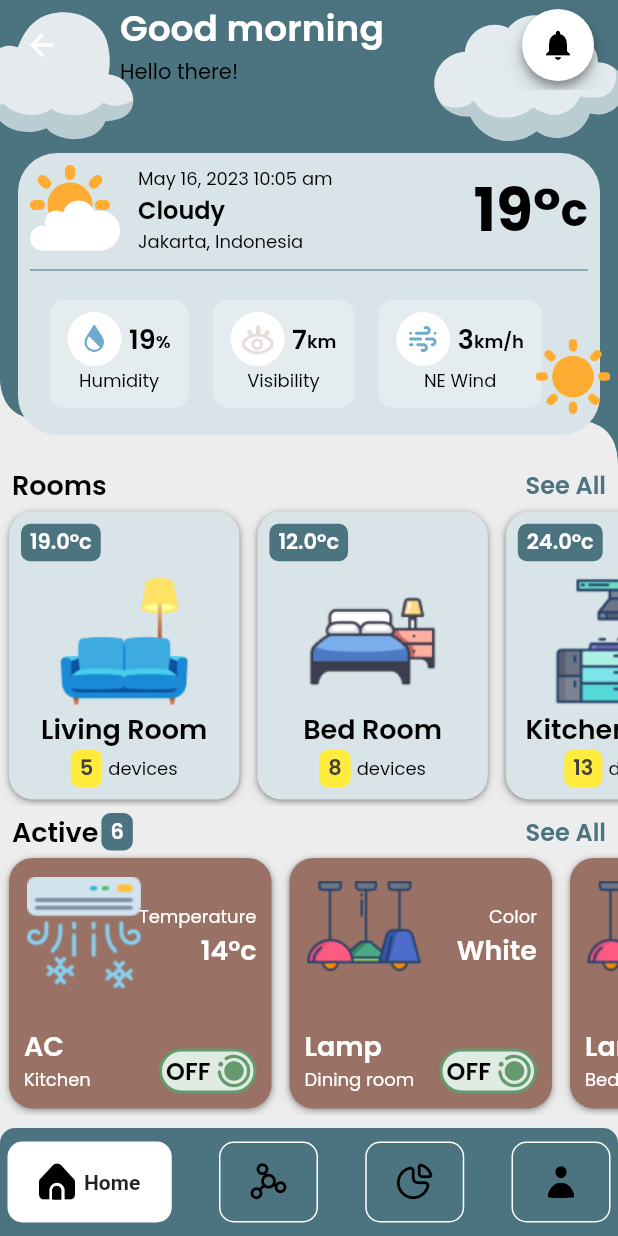
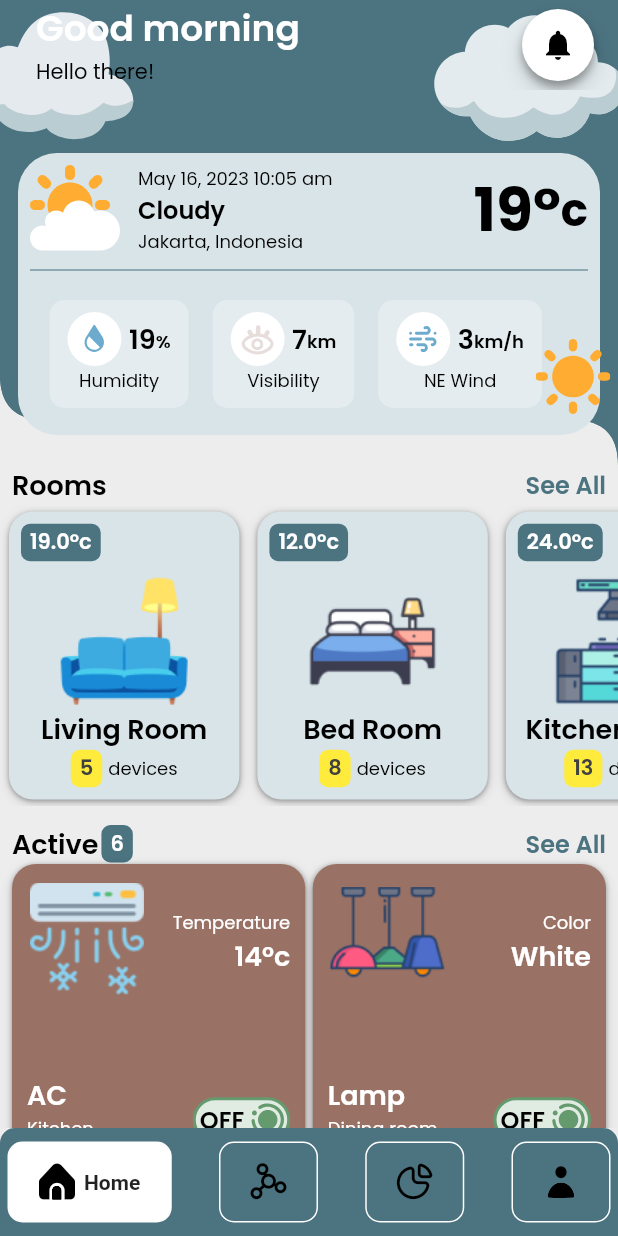
Before and after one commit to shakibhoseen/innovainfosys, a Flutter app: the ParentScreen screen opened by its route, on a phone screen of 412 x 824 dp. Run offline on Flutter 3.47's test engine with Material 2 defaults, Android fonts, the light colour scheme and no system bars; drawn by our look-alikes of google_nav_bar; our stand-ins replace another_flushbar, blur, flutter_svg, fluttertoast, google_fonts, syncfusion_flutter_charts.

Commit message:
all is done

```diff
--- a/lib/res/design/homepage/home_middle.dart
+++ b/lib/res/design/homepage/home_middle.dart
@@ -130,10 +130,12 @@ final List<DeviceActiveModel> deviceActiveItems = [
       "12$degreeCentiGrade", false),
 ];
 
-List<Widget> homePageActiveDesign(BuildContext context) {
-  return [
+Widget homePageActiveDesign(BuildContext context) {
+  return Column(
+    children: [
+
         Padding(
-      padding: const EdgeInsets.only(top: 4, left: 8, right: 8),
+          padding: const EdgeInsets.only(top: 12, left: 8, right: 8),
           child: Row(
             mainAxisAlignment: MainAxisAlignment.spaceBetween,
             children: [
@@ -162,25 +164,27 @@ List<Widget> homePageActiveDesign(BuildContext context) {
           ),
         ),
 
-    SizedBox(
-      height: 175,
-      child: ListView.builder(
-        itemCount: roomItems.length,
+      Padding(
+        padding: const EdgeInsets.symmetric( horizontal: 8.0),
+        child: GridView.builder(
           shrinkWrap: true,
-        scrollDirection: Axis.horizontal,
+          physics: const NeverScrollableScrollPhysics(),
+          itemCount: deviceActiveItems.length,
+          gridDelegate: const SliverGridDelegateWithFixedCrossAxisCount(
+            crossAxisCount: 2,
+            crossAxisSpacing: 5,
+            mainAxisSpacing: 5,
+          ),
           itemBuilder: (context, index) {
-          return Padding(
-            padding: const EdgeInsets.symmetric(horizontal: 6.0, vertical: 4),
-            child: GestureDetector(
-              onTap: (){
+            return GestureDetector( onTap: (){
               Navigator.pushNamed(context, RoutesName.lampScreen);
-              },
-                child: homeActiveItemDesign(deviceActiveItems[index])),
-          );
+            }, child: homeActiveItemDesign(deviceActiveItems[index]));
           },
         ),
       ),
-  ];
+
+    ],
+  );
 }
 
 Widget homeActiveItemDesign(DeviceActiveModel activeModel) {
--- a/lib/utils/route/routes.dart
+++ b/lib/utils/route/routes.dart
@@ -1,7 +1,6 @@
 import 'package:flutter/material.dart';
 import 'package:small_home_application/utils/route/routes_name.dart';
 import 'package:small_home_application/view/device_active_screen.dart';
-import 'package:small_home_application/view/home_screen.dart';
 import 'package:small_home_application/view/lamp_screen.dart';
 import 'package:small_home_application/view/living_room_screen.dart';
 import 'package:small_home_application/view/parent_screen.dart';
@@ -12,8 +11,6 @@ import 'package:small_home_application/view/splash_screen.dart';
 class Routes {
   static MaterialPageRoute genarateRoute(RouteSettings settings) {
     switch (settings.name) {
-      case RoutesName.homeScreen:
-        return MaterialPageRoute(builder: (context) => const HomeScreen());
       case RoutesName.splashScreen:
         return MaterialPageRoute(
           builder: (context) =>  const SplashScreen(),
--- a/lib/view/pages/home_page.dart
+++ b/lib/view/pages/home_page.dart
@@ -11,6 +11,7 @@ class HomePage extends StatelessWidget {
     return CustomScrollView(
       slivers: [
         SliverAppBar(
+          automaticallyImplyLeading: false,
           collapsedHeight: 150,
           toolbarHeight: 60,
           shape: MyCustomShape(30),
@@ -24,11 +25,14 @@ class HomePage extends StatelessWidget {
 
         SliverToBoxAdapter(
           child: Column(
+            mainAxisSize: MainAxisSize.min,
             children: [
               ...homePageRoomDesign(context),
-              ...homePageActiveDesign(context),
             ],
           )
+        ),
+        SliverToBoxAdapter(
+            child: homePageActiveDesign(context),
         ),
 
       ],
--- a/lib/view/pages/smart_page.dart
+++ b/lib/view/pages/smart_page.dart
@@ -15,6 +15,7 @@ class SmartPage extends StatelessWidget {
     return CustomScrollView(
       slivers: [
         SliverAppBar(
+          automaticallyImplyLeading: false,
           collapsedHeight: 100,
           toolbarHeight: 50,
           shape: MyCustomShape(30),
--- a/lib/view/parent_screen.dart
+++ b/lib/view/parent_screen.dart
@@ -4,6 +4,7 @@ import 'package:provider/provider.dart';
 import 'package:small_home_application/res/constant.dart';
 import 'package:small_home_application/res/icons/bottom_nav_icons.dart';
 import 'package:small_home_application/res/my_colors.dart';
+import 'package:small_home_application/utils/utils.dart';
 import 'package:small_home_application/view/pages/home_page.dart';
 import 'package:small_home_application/view/pages/profile_page.dart';
 import 'package:small_home_application/view/pages/smart_page.dart';
@@ -25,9 +26,9 @@ class ParentScreen extends StatelessWidget {
     final bottomNavBarViewModel = Provider.of<BottomNavBarViewModel>(context);
     return Scaffold(
       bottomNavigationBar: Container(
-        decoration: BoxDecoration(
+        decoration: const BoxDecoration(
           color: MyColors.main2Color,
-          borderRadius: const BorderRadius.only(topLeft: Radius.circular(10), topRight: Radius.circular(10)),
+          borderRadius: BorderRadius.only(topLeft: Radius.circular(10), topRight: Radius.circular(10)),
         ),
         padding: const EdgeInsets.symmetric(horizontal: 5, vertical: 9),
         child: GNav(
@@ -59,6 +60,10 @@ class ParentScreen extends StatelessWidget {
           )
         ],
           onTabChange: (index){
+             if(index==3){
+               Utils.showFlashBarMessage('I have not found any screen that related to profile so disable this.', FlasType.error, context);
+               return;
+             }
              bottomNavBarViewModel.setPageIndex(index);
           },
         ),
```
Also changed, not shown: lib/res/design/device_active_screen/device_active_header.dart (+9 -4 lines), lib/res/design/living_room/living_room_header.dart (+8 -4 lines), lib/res/design/room_screen/room_header.dart (+6 -1 lines), lib/res/design/splash_screen/splash_design.dart (+34 -0 lines), lib/view/home_screen.dart (deleted, +0 -258 lines), lib/view/splash_screen.dart (+9 -27 lines), 6 other files. Lines whose indentation alone changed are shown as unchanged.
